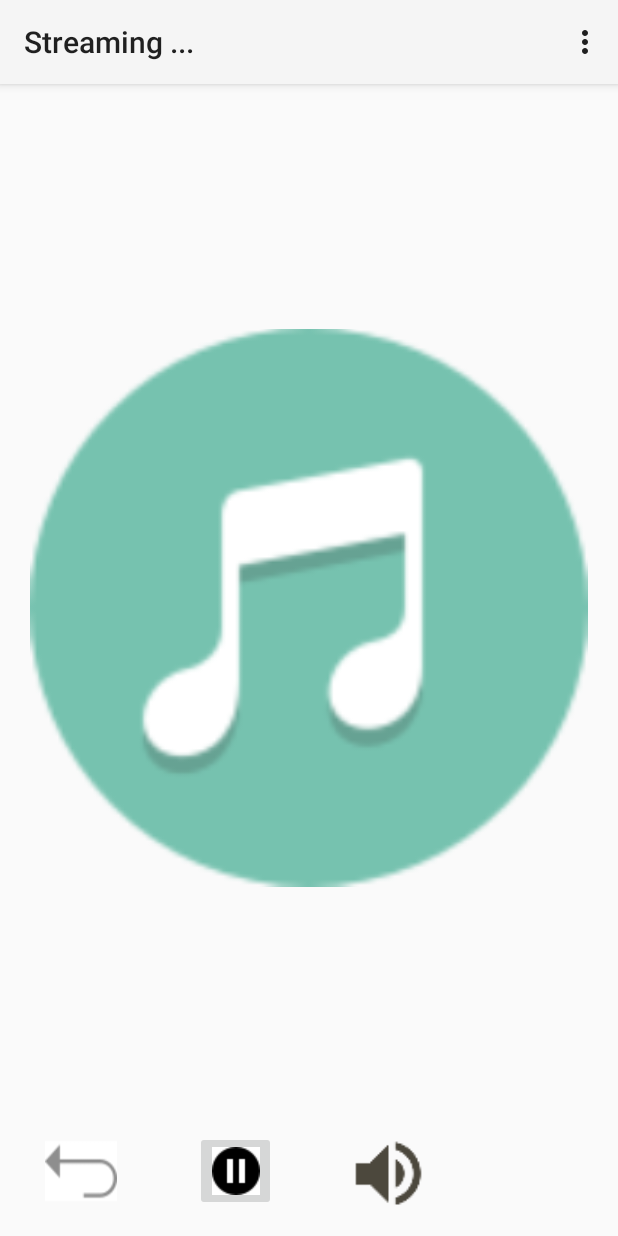
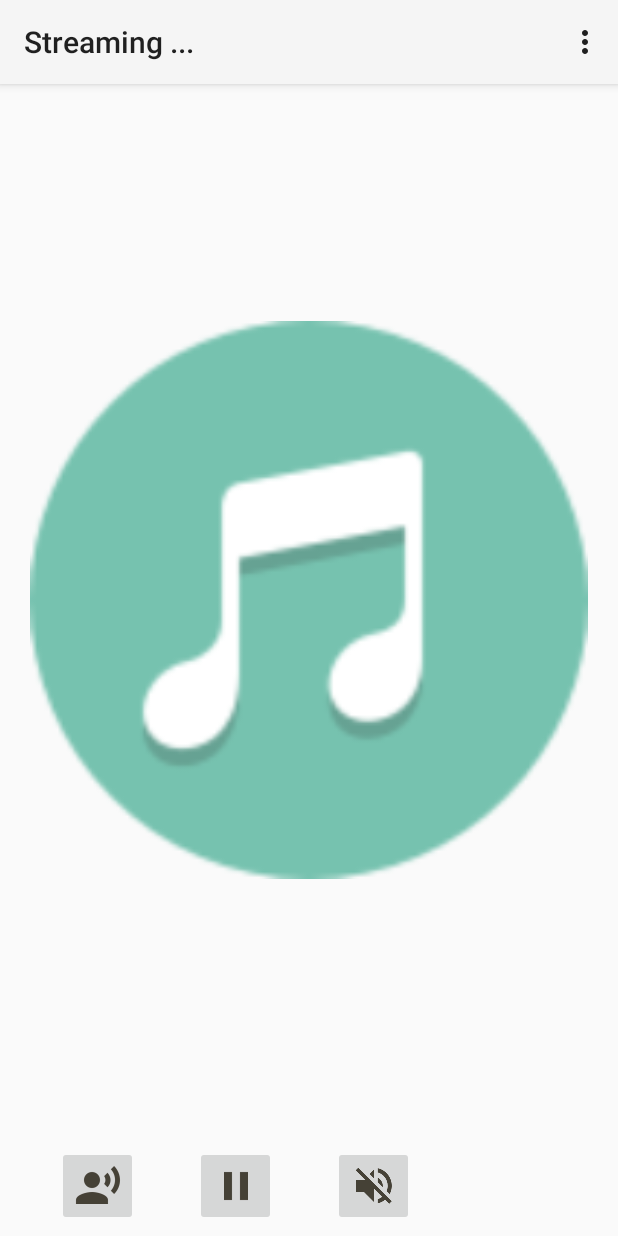
Before and after one commit to ELKHATTABMAHMOUD/Distributed-MP3PLAYER, an Android app: the ReadTrackActivity screen opened directly, with no data from a screen before it, in the options menu, after a tap on "Settings", on a phone screen of 412 x 824 dp. Run offline under Robolectric (Android 15) with nearby library versions, the phone set to English and light mode, and no system bars; libraries missing offline, so code that uses them is left out: com.loopj.android, com.zeroc, cz.msebera.android.

Commit message:
supporting pause/play and volume on / volume off

```diff
--- a/ClientSide_AndroidVersion/app/src/main/java/ceri/mahmoud/GUInterface/androidGUI/ReadTrackActivity.java
+++ b/ClientSide_AndroidVersion/app/src/main/java/ceri/mahmoud/GUInterface/androidGUI/ReadTrackActivity.java
@@ -12,6 +12,7 @@ import android.os.Bundle;
 import android.view.Menu;
 import android.view.MenuItem;
 import android.view.View;
+import android.widget.ImageButton;
 import android.widget.ImageView;
 import android.widget.VideoView;
 
@@ -44,19 +45,21 @@ import cz.msebera.android.httpclient.message.BasicHeader;
 public class ReadTrackActivity extends Activity implements View.OnClickListener {
     private ImageView playButton ;
     private ImageView backButton ;
-
+    private ImageView volume ;
+    private AudioManager mAudioManager ;
     private MediaPlayer mPlayer ;
     private ProgressDialog pDialog ;
     private boolean initialStage =true ;
     private boolean playPause;
+    private boolean isVolumeDown = false ;
     String videoURL = "http://192.168.0.12:8090/test.mp3";
     @Override
     protected void onCreate(Bundle savedInstanceState) {
         super.onCreate(savedInstanceState);
         setContentView(R.layout.activity_read_track);
-        playButton = (ImageView) findViewById(R.id.playButton);
-        backButton = (ImageView) findViewById(R.id.backButton) ;
-
+        playButton = (ImageButton) findViewById(R.id.playButton);
+        backButton = (ImageButton) findViewById(R.id.backButton) ;
+        volume     = (ImageButton) findViewById(R.id.volumeButton);
         mPlayer = new MediaPlayer();
         mPlayer.setAudioStreamType(AudioManager.STREAM_MUSIC);
         pDialog = new ProgressDialog(this);
@@ -68,18 +71,75 @@ public class ReadTrackActivity extends Activity implements View.OnClickListener
                 finish();
             }
         });
+        volume.setOnClickListener(new ImageButton.OnClickListener() {
+            @Override
+            public void onClick(View v) {
+                if(!isVolumeDown) {
+                    volume.setImageResource(R.drawable.ic_volume_off);
+                    mPlayer.setVolume(0, 0);
+                    isVolumeDown =true;
+                }
+                else {
+                    mAudioManager = (AudioManager) getSystemService(AUDIO_SERVICE);
+                    int vol = mAudioManager.getStreamVolume(AudioManager.STREAM_MUSIC);
+                    volume.setImageResource(R.drawable.ic_volume_up);
+
+                    mPlayer.setVolume(vol, vol);
+                    isVolumeDown=false;
+                }
+            }
+        });
         /*******************  this will be used to call ice server ***********************
         playButton.setOnClickListener(new View.OnClickListener(){
             @Override
             public void onClick(View v) {
-                /*****************************************************************
-                try (Communicator communicator = Util.initialize()) {
-                    com.zeroc.Ice.ObjectPrx base = communicator.stringToProxy("LecteurMP3:tcp -h 192.168.1.42 -p 20000");
-                    ManagerPrx lecteurmp3 = ManagerPrx.checkedCast(base);
-                    if (lecteurmp3 == null) {
-                        throw new Error("Invalid proxy");
+                try(com.zeroc.Ice.Communicator communicator = com.zeroc.Ice.Util.initialize())
+                {
+                    com.zeroc.Ice.ObjectPrx base1 = communicator.stringToProxy("LecteurMP3:tcp -h 192.168.0.12 -p 10000");
+                    ManagerPrx server1 = ManagerPrx.checkedCast(base1);
+
+                    com.zeroc.Ice.ObjectPrx base2 = communicator.stringToProxy("LecteurMP3:tcp -h 192.168.0.12 -p 20000");
+                    ManagerPrx server2 = ManagerPrx.checkedCast(base2);
+
+                    com.zeroc.Ice.ObjectPrx base3 = communicator.stringToProxy("LecteurMP3:tcp -h 192.168.0.12 -p 30000");
+                    ManagerPrx server3 = ManagerPrx.checkedCast(base3);
+                    if(server1 == null || server2 == null|| server3 == null )
+                    {
+                        throw new Error("Invalid server proxy");
                     }
-                    lecteurmp3.streamSound("sounds\\test.mp3", 100);
+                    // Add sounds to server 1
+                    server1.ajouterMorceau("test", "Rai", "Auteur 1", "F:\\sounds");
+                    // Add sounds to server 2
+                    server2.ajouterMorceau("test1", "RnB", "Auteur 2", "F:\\sounds");
+                    // Add sounds to server 3
+                    server3.ajouterMorceau("test2", "Rock", "Auteur 3", "F:\\sounds");
+                    int serverNumber = 0 ;
+                    // search a sound in all servers
+                    if(server1.rechMorceauParTitre("test")) {
+                        serverNumber = 1;
+                    }
+                    else {
+                        if(server2.rechMorceauParTitre("test")) {
+                            serverNumber = 2;
+                        }
+                        else {
+                            if(server3.rechMorceauParTitre("test")) {
+                                serverNumber = 2;
+                            }
+                        }
+                    }
+
+                    switch(serverNumber) {
+                        case 1:	System.out.println("server 1");
+                                server1.streamSound("test", 5);
+                                break;
+                        case 2:	System.out.println("server 2");
+                                server1.streamSound("test", 5);
+                                break;
+                        case 3:	System.out.println("server 3");
+                                server1.streamSound("test", 5);
+                                break;
+                    }
                 }
             }
         });
@@ -92,7 +152,7 @@ public class ReadTrackActivity extends Activity implements View.OnClickListener
         new Player().execute(url);
         */
         if(!playPause){
-            playButton.setImageResource(R.drawable.ic_pause_32);
+            playButton.setImageResource(R.drawable.ic_pause);
             if(initialStage){
                 new Player().execute(videoURL);
             }
@@ -104,7 +164,7 @@ public class ReadTrackActivity extends Activity implements View.OnClickListener
             playPause=true;
         }
         else{
-            playButton.setImageResource(R.drawable.ic_play_bis_48);
+            playButton.setImageResource(R.drawable.ic_play);
             if(mPlayer.isPlaying()){
                 mPlayer.pause();
             }
@@ -167,7 +227,7 @@ public class ReadTrackActivity extends Activity implements View.OnClickListener
                     public void onCompletion(MediaPlayer mp) {
                         initialStage = true ;
                         playPause = false;
-                        playButton.setImageResource(R.drawable.ic_play_bis_48);
+                        playButton.setImageResource(R.drawable.ic_play);
                         mPlayer.stop();
                         mPlayer.release();
                     }
--- a/ClientSide_AndroidVersion/app/src/main/java/ceri/mahmoud/messageTranscription/WSInvoker.java
+++ b/ClientSide_AndroidVersion/app/src/main/java/ceri/mahmoud/messageTranscription/WSInvoker.java
@@ -11,6 +11,7 @@ import org.json.JSONException;
 import org.json.JSONObject;
 
 import java.lang.reflect.Array;
+import java.net.ConnectException;
 import java.util.ArrayList;
 import java.util.HashMap;
 import java.util.List;
@@ -24,7 +25,7 @@ import cz.msebera.android.httpclient.message.BasicHeader;
 public class WSInvoker extends Activity{
     private static String action  ;
     private static String object ;
-    private static String serviceWebUrl = "http://192.168.0.12:4040/RequestAnalyser/Analyser/getActionObject/";
+    private static String serviceWebUrl = "http://192.168.0.12:4040/RequestAnalyser/Analyser/getActionObject/jouer californie";
 
     public static Map<String,String> getActionObject(String command, Context context){
         Map<String,String> actionObject = new HashMap<String,String>(2);
@@ -46,7 +47,13 @@ public class WSInvoker extends Activity{
                             WSInvoker.startActivity(actionObject, context);
                         } catch (JSONException e) {
                             System.out.println("Your vocal message was not clear!");
+
                         }
+                    }
+
+                    @Override
+                    public void onFailure(int statusCode, Header[] headers, String responseString, Throwable throwable) {
+                        super.onFailure(statusCode, headers, responseString, throwable);
 
                     }
                 });
--- a/ClientSide_AndroidVersion/app/src/main/java/ceri/mahmoud/signalAcquisition/SignalAcqusitionImpl.java
+++ b/ClientSide_AndroidVersion/app/src/main/java/ceri/mahmoud/signalAcquisition/SignalAcqusitionImpl.java
@@ -4,6 +4,8 @@ import android.content.Context;
 import android.content.Intent;
 import android.speech.RecognizerIntent;
 import android.speech.SpeechRecognizer;
+
+import java.net.ConnectException;
 import java.util.ArrayList;
 import java.util.Map;
 import ceri.mahmoud.GUInterface.androidGUI.RecognitionCallback;
@@ -43,6 +45,7 @@ public class SignalAcqusitionImpl implements  ISignalAcqusition, RecognitionCall
         command.append(matches.get(0));
         System.out.println("(RecordCommandactivity.java) recording has been finished ...");
         getObjectAction(command.toString());
+
     }
     private void recordSignal(Context context){
             System.out.println("*recordSignal*");
--- a/ClientSide_AndroidVersion/app/src/main/java/slice/slice2java.df.xml
+++ b/ClientSide_AndroidVersion/app/src/main/java/slice/slice2java.df.xml
@@ -1,5 +1,5 @@
 <state>
-  <timestamp value='1526078887559' />
+  <timestamp value='1526135669242' />
   <sourceSet name='default'>
     <source name='C:\Users\EL-KH-MAHMOUD\AndroidStudioProjects\LecteurMP3Bis\app\src\main\java\slice\Lecteurmp3.ice'>
       <file name='C:\Users\EL-KH-MAHMOUD\AndroidStudioProjects\LecteurMP3Bis\app\src\main\java\slice\Lecteurmp3\Morceau.java' />
--- a/ClientSide_AndroidVersion/app/src/main/res/layout/activity_read_track.xml
+++ b/ClientSide_AndroidVersion/app/src/main/res/layout/activity_read_track.xml
@@ -17,33 +17,39 @@
         android:layout_marginRight="20dp"
         android:layout_weight="1"
         android:src="@drawable/trackpicture" />
-    <FrameLayout
+    <LinearLayout
+        android:layout_width="wrap_content"
+        android:layout_height="20dp">
+
+
+    </LinearLayout>
+    <LinearLayout
         android:layout_width="match_parent"
-        android:layout_height="70dp"
+        android:layout_height="60dp"
         android:layout_alignStart="@+id/recordButton"
-
         android:layout_below="@+id/recordChrono">
 
         <ImageButton
             android:id="@+id/backButton"
-            android:layout_width="wrap_content"
+            android:layout_width="54dp"
             android:layout_height="53dp"
-            android:layout_marginLeft="30dp"
-            android:background="@drawable/ic_back_48" />
+            android:layout_marginLeft="38dp"
+            android:src="@drawable/ic_voive_record"
+            android:clickable="true" />
 
         <ImageButton
             android:id="@+id/playButton"
             android:layout_width="54dp"
             android:layout_height="53dp"
-            android:layout_marginLeft="130dp"
-            android:src="@drawable/ic_play_bis_48" />
+            android:layout_marginLeft="38dp"
+            android:src="@drawable/ic_play" />
 
         <ImageButton
-            android:id="@+id/nextButton"
-            android:layout_width="58dp"
-            android:layout_height="57dp"
-            android:layout_marginLeft="230dp"
-            android:background="@drawable/ic_volume_up" />
-    </FrameLayout>
+            android:id="@+id/volumeButton"
+            android:layout_width="54dp"
+            android:layout_height="53dp"
+            android:layout_marginLeft="38dp"
+            android:src="@drawable/ic_volume_up" />
+    </LinearLayout>
 
 </LinearLayout>
```
Also changed, not shown: ClientSide_AndroidVersion/app/src/main/res/drawable-hdpi/ic_pause.png, ClientSide_AndroidVersion/app/src/main/res/drawable-hdpi/ic_play.png, ClientSide_AndroidVersion/app/src/main/res/drawable-hdpi/ic_voive_record.png (added), ClientSide_AndroidVersion/app/src/main/res/drawable-mdpi/ic_pause.png, ClientSide_AndroidVersion/app/src/main/res/drawable-mdpi/ic_play.png, ClientSide_AndroidVersion/app/src/main/res/drawable-mdpi/ic_voive_record.png (added), ClientSide_AndroidVersion/app/src/main/res/drawable-xhdpi/ic_pause.png, ClientSide_AndroidVersion/app/src/main/res/drawable-xhdpi/ic_play.png, ClientSide_AndroidVersion/app/src/main/res/drawable-xhdpi/ic_voive_record.png (added), ClientSide_AndroidVersion/app/src/main/res/drawable-xxhdpi/ic_pause.png, ClientSide_AndroidVersion/app/src/main/res/drawable-xxhdpi/ic_play.png, ClientSide_AndroidVersion/app/src/main/res/drawable-xxhdpi/ic_voive_record.png (added), 1 other file.
